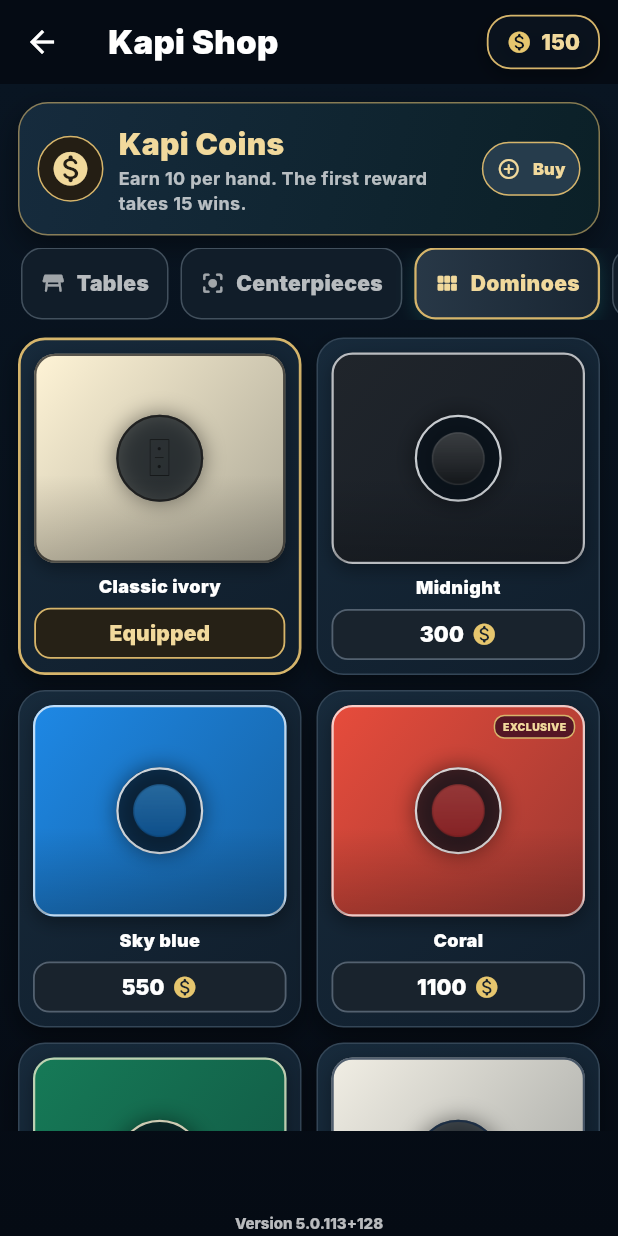
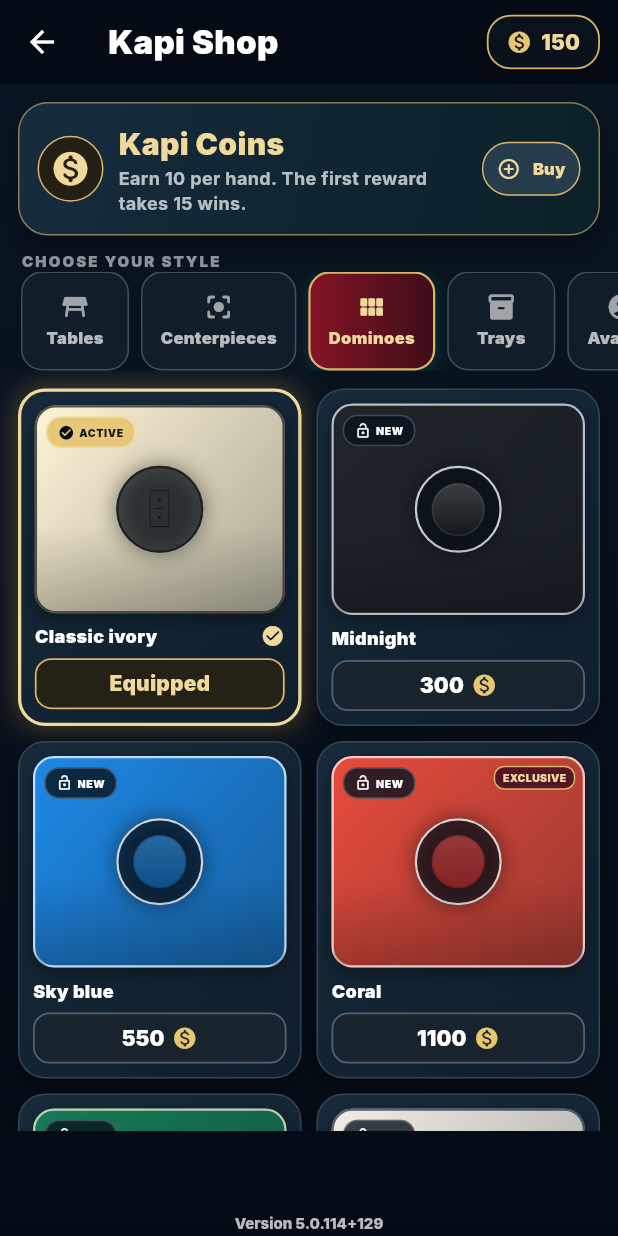
Before and after one commit to acesoftware365/Kapi_Note_2026, a Flutter app: the KapiStoreScreen screen opened by its route, after a tap on "Centerpieces", after a tap on "Dominoes", on a phone screen of 412 x 824 dp. Run offline on Flutter 3.47's test engine with Material 3 defaults, Android fonts, the light colour scheme and no system bars; our stand-ins replace audioplayers, cloud_firestore, firebase_analytics, firebase_auth, firebase_core, firebase_remote_config and 9 more; accounts and stored records are empty; network calls fail; Roboto replaces fonts that are missing (Inter); statements that could not run were skipped.

Commit message:
Modernize Kapi Shop and enlarge centerpieces

```diff
--- a/lib/screens/domino_teams/domino_teams_cpu_screen.dart
+++ b/lib/screens/domino_teams/domino_teams_cpu_screen.dart
@@ -3079,7 +3079,7 @@ class _DominoTeamsCpuScreenState extends State<DominoTeamsCpuScreen>
             ),
           ),
           const Positioned.fill(
-            child: KapiCenterpieceOverlay(maxFraction: .34, opacity: .28),
+            child: KapiCenterpieceOverlay(maxFraction: .44, opacity: .30),
           ),
           Padding(
             padding: const EdgeInsets.all(8),
--- a/lib/screens/kapi_store_screen.dart
+++ b/lib/screens/kapi_store_screen.dart
@@ -251,8 +251,25 @@ class _KapiStoreScreenState extends State<KapiStoreScreen> {
                   ),
                 ),
               ),
+              Padding(
+                padding: const EdgeInsets.only(top: 2),
+                child: Row(
+                  children: [
+                    const SizedBox(width: 14),
+                    Text(
+                      _isSpanish ? 'ELIGE TU ESTILO' : 'CHOOSE YOUR STYLE',
+                      style: const TextStyle(
+                        color: Colors.white54,
+                        fontSize: 10,
+                        fontWeight: FontWeight.w900,
+                        letterSpacing: 1.4,
+                      ),
+                    ),
+                  ],
+                ),
+              ),
               SizedBox(
-                height: 48,
+                height: 66,
                 child: ListView(
                   scrollDirection: Axis.horizontal,
                   padding: const EdgeInsets.symmetric(horizontal: 10),
@@ -335,12 +352,13 @@ class _KapiStoreScreenState extends State<KapiStoreScreen> {
           borderRadius: BorderRadius.circular(14),
           child: AnimatedContainer(
             duration: const Duration(milliseconds: 180),
-            padding: const EdgeInsets.symmetric(horizontal: 12, vertical: 8),
+            constraints: const BoxConstraints(minWidth: 72),
+            padding: const EdgeInsets.symmetric(horizontal: 12, vertical: 7),
             decoration: BoxDecoration(
               gradient:
                   selected
                       ? const LinearGradient(
-                        colors: [Color(0xFF283847), Color(0xFF192633)],
+                        colors: [Color(0xFF861425), Color(0xFF3D0D19)],
                       )
                       : null,
               color: selected ? null : const Color(0xFF111D29),
@@ -360,19 +378,21 @@ class _KapiStoreScreenState extends State<KapiStoreScreen> {
                       ]
                       : null,
             ),
-            child: Row(
+            child: Column(
+              mainAxisAlignment: MainAxisAlignment.center,
               mainAxisSize: MainAxisSize.min,
               children: [
                 Icon(
                   icon,
-                  size: 17,
+                  size: 20,
                   color: selected ? _champagneLight : Colors.white60,
                 ),
-                const SizedBox(width: 7),
+                const SizedBox(height: 3),
                 Text(
                   label,
                   style: TextStyle(
                     color: selected ? _champagneLight : Colors.white70,
+                    fontSize: 11,
                     fontWeight: FontWeight.w900,
                   ),
                 ),
@@ -398,7 +418,10 @@ class _KapiStoreScreenState extends State<KapiStoreScreen> {
             : canBuy
             ? _teal
             : const Color(0xFF536170);
-    return Container(
+    final action = equipped ? null : () => _activateItem(store, item);
+    return AnimatedContainer(
+      duration: const Duration(milliseconds: 220),
+      curve: Curves.easeOutCubic,
       decoration: BoxDecoration(
         gradient: const LinearGradient(
           begin: Alignment.topLeft,
@@ -407,17 +430,31 @@ class _KapiStoreScreenState extends State<KapiStoreScreen> {
         ),
         borderRadius: BorderRadius.circular(18),
         border: Border.all(
-          color: equipped ? _champagne : const Color(0xFF344657),
-          width: equipped ? 1.8 : 1,
+          color: equipped ? _champagneLight : const Color(0xFF344657),
+          width: equipped ? 2.2 : 1,
         ),
-        boxShadow: const [
-          BoxShadow(
+        boxShadow: [
+          const BoxShadow(
             color: Color(0x66000000),
             blurRadius: 12,
             offset: Offset(0, 6),
           ),
+          if (equipped)
+            const BoxShadow(
+              color: Color(0x55D6B56B),
+              blurRadius: 16,
+              spreadRadius: 1,
+            ),
         ],
       ),
+      clipBehavior: Clip.antiAlias,
+      child: Material(
+        color: Colors.transparent,
+        child: InkWell(
+          onTap: action,
+          splashColor: _champagne.withValues(alpha: .18),
+          highlightColor: Colors.white.withValues(alpha: .04),
+          child: Padding(
             padding: const EdgeInsets.all(9),
             child: Column(
               children: [
@@ -480,6 +517,60 @@ class _KapiStoreScreenState extends State<KapiStoreScreen> {
                             ),
                           ),
                         ),
+                        Positioned(
+                          left: 6,
+                          top: 6,
+                          child: AnimatedContainer(
+                            duration: const Duration(milliseconds: 180),
+                            padding: const EdgeInsets.symmetric(
+                              horizontal: 7,
+                              vertical: 4,
+                            ),
+                            decoration: BoxDecoration(
+                              color:
+                                  equipped
+                                      ? const Color(0xFFE7C778)
+                                      : owned
+                                      ? const Color(0xDD184E72)
+                                      : const Color(0xCC08131E),
+                              borderRadius: BorderRadius.circular(10),
+                              border: Border.all(
+                                color:
+                                    equipped
+                                        ? _champagneLight
+                                        : Colors.white.withValues(alpha: .22),
+                              ),
+                            ),
+                            child: Row(
+                              mainAxisSize: MainAxisSize.min,
+                              children: [
+                                Icon(
+                                  equipped
+                                      ? Icons.check_circle_rounded
+                                      : owned
+                                      ? Icons.inventory_2_rounded
+                                      : Icons.lock_open_rounded,
+                                  color: equipped ? _ink : Colors.white,
+                                  size: 11,
+                                ),
+                                const SizedBox(width: 3),
+                                Text(
+                                  equipped
+                                      ? (_isSpanish ? 'EN USO' : 'ACTIVE')
+                                      : owned
+                                      ? (_isSpanish ? 'TUYO' : 'OWNED')
+                                      : (_isSpanish ? 'NUEVO' : 'NEW'),
+                                  style: TextStyle(
+                                    color: equipped ? _ink : Colors.white,
+                                    fontSize: 7,
+                                    fontWeight: FontWeight.w900,
+                                    letterSpacing: .4,
+                                  ),
+                                ),
+                              ],
+                            ),
+                          ),
+                        ),
                         if (item.exclusive)
                           Positioned(
                             top: 5,
@@ -509,7 +600,10 @@ class _KapiStoreScreenState extends State<KapiStoreScreen> {
                   ),
                 ),
                 const SizedBox(height: 7),
-          Text(
+                Row(
+                  children: [
+                    Expanded(
+                      child: Text(
                         item.nameFor(Localizations.localeOf(context)),
                         maxLines: 1,
                         overflow: TextOverflow.ellipsis,
@@ -519,24 +613,21 @@ class _KapiStoreScreenState extends State<KapiStoreScreen> {
                           fontWeight: FontWeight.w900,
                         ),
                       ),
+                    ),
+                    if (equipped)
+                      const Icon(
+                        Icons.check_circle_rounded,
+                        color: _champagneLight,
+                        size: 16,
+                      ),
+                  ],
+                ),
                 const SizedBox(height: 6),
                 SizedBox(
                   width: double.infinity,
                   height: 34,
                   child: OutlinedButton(
-              onPressed:
-                  equipped
-                      ? null
-                      : () async {
-                        if (!owned) {
-                          final bought = await store.purchase(item);
-                          if (!bought || !mounted) {
-                            if (mounted) _notEnough();
-                            return;
-                          }
-                        }
-                        await store.equip(item);
-                      },
+                    onPressed: action,
                     style: OutlinedButton.styleFrom(
                       backgroundColor:
                           equipped
@@ -546,7 +637,8 @@ class _KapiStoreScreenState extends State<KapiStoreScreen> {
                               : canBuy
                               ? const Color(0xFF102E2B)
                               : const Color(0xFF19232D),
-                foregroundColor: equipped ? _champagneLight : Colors.white,
+                      foregroundColor:
+                          equipped ? _champagneLight : Colors.white,
                       disabledBackgroundColor: const Color(0xFF262116),
                       disabledForegroundColor: _champagneLight,
                       side: BorderSide(color: actionColor, width: 1.2),
@@ -562,7 +654,9 @@ class _KapiStoreScreenState extends State<KapiStoreScreen> {
                                 equipped
                                     ? (_isSpanish ? 'Equipado' : 'Equipped')
                                     : (_isSpanish ? 'Usar' : 'Use'),
-                          style: const TextStyle(fontWeight: FontWeight.w900),
+                                style: const TextStyle(
+                                  fontWeight: FontWeight.w900,
+                                ),
                               )
                               : Row(
                                 mainAxisSize: MainAxisSize.min,
@@ -586,7 +680,24 @@ class _KapiStoreScreenState extends State<KapiStoreScreen> {
                 ),
               ],
             ),
+          ),
+        ),
+      ),
     );
+  }
+
+  Future<void> _activateItem(
+    KapiCosmeticsService store,
+    KapiCosmeticItem item,
+  ) async {
+    if (!store.owns(item)) {
+      final bought = await store.purchase(item);
+      if (!bought || !mounted) {
+        if (mounted) _notEnough();
+        return;
+      }
+    }
+    await store.equip(item);
   }
 
   Widget _emojiPreview(KapiCosmeticItem item) {
--- a/lib/widgets/kapi_centerpiece_overlay.dart
+++ b/lib/widgets/kapi_centerpiece_overlay.dart
@@ -9,8 +9,8 @@ import '../services/kapi_cosmetics_service.dart';
 class KapiCenterpieceOverlay extends StatelessWidget {
   const KapiCenterpieceOverlay({
     super.key,
-    this.maxFraction = .36,
-    this.opacity = .30,
+    this.maxFraction = .46,
+    this.opacity = .32,
   });
 
   final double maxFraction;
@@ -32,7 +32,7 @@ class KapiCenterpieceOverlay extends StatelessWidget {
             builder: (context, constraints) {
               final dimension =
                   (constraints.biggest.shortestSide * maxFraction)
-                      .clamp(82.0, 210.0)
+                      .clamp(108.0, 286.0)
                       .toDouble();
               return Center(
                 child: Opacity(
--- a/pubspec.yaml
+++ b/pubspec.yaml
@@ -3,7 +3,7 @@ description: "dominoes note"
 # The following line prevents the package from being accidentally published to
 # pub.dev using `flutter pub publish`. This is preferred for private packages.
 publish_to: 'none' # Remove this line if you wish to publish to pub.dev
-version: 5.0.113+128
+version: 5.0.114+129
 
 # The following defines the version and build number for your application.
 # A version number is three numbers separated by dots, like 1.2.43
```
Also changed, not shown: 1 other file. Lines whose indentation alone changed are shown as unchanged.
